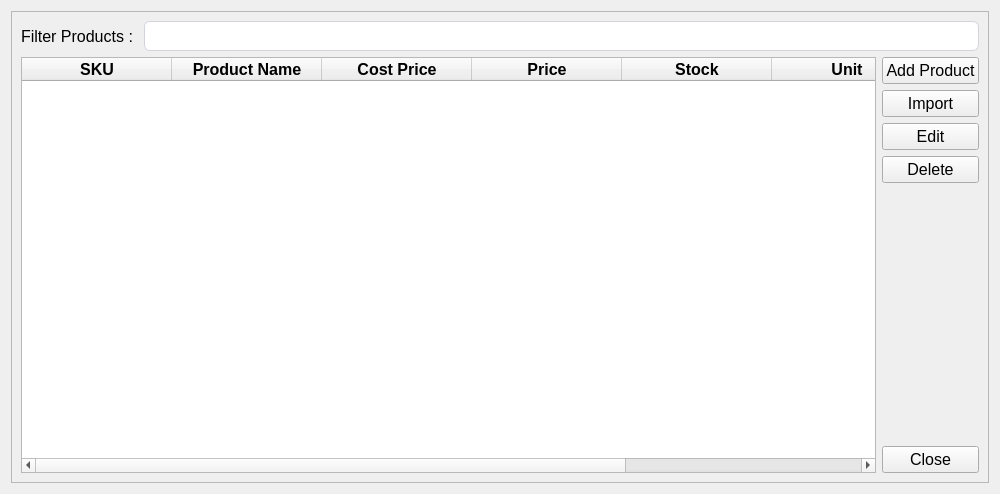
First picture: the form in ui/products.ui, repository michael-halim/pos, before the edit.
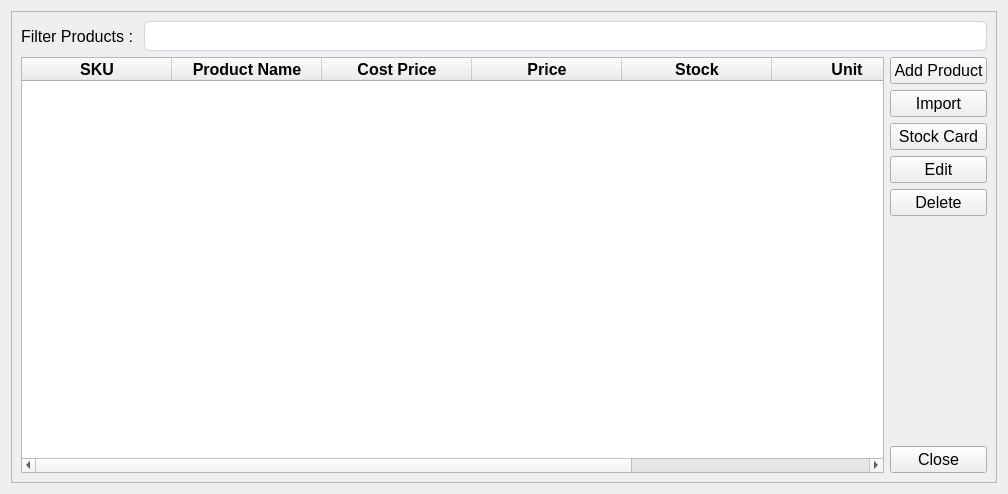
Second picture: the form after the edit.

Commit message: Patch#28: Stock Card - Added Stock Card Dialog and Stock Card List - Update seed.py - When Pressing enter on Login Page Automatically Changes Input and Login - Added Stock Card Button at Products

```diff
--- a/ui/products.ui
+++ b/ui/products.ui
@@ -6,7 +6,7 @@
    <rect>
     <x>0</x>
     <y>0</y>
-    <width>1000</width>
+    <width>1008</width>
     <height>494</height>
    </rect>
   </property>
@@ -206,6 +206,18 @@
               </property>
              </widget>
             </item>
+            <item>
+             <widget class="QPushButton" name="stock_card_products_button">
+              <property name="font">
+               <font>
+                <pointsize>12</pointsize>
+               </font>
+              </property>
+              <property name="text">
+               <string>Stock Card</string>
+              </property>
+             </widget>
+            </item>
             <item>
              <widget class="QPushButton" name="edit_products_button">
               <property name="font">
```
The commit also changes 17 other files.
